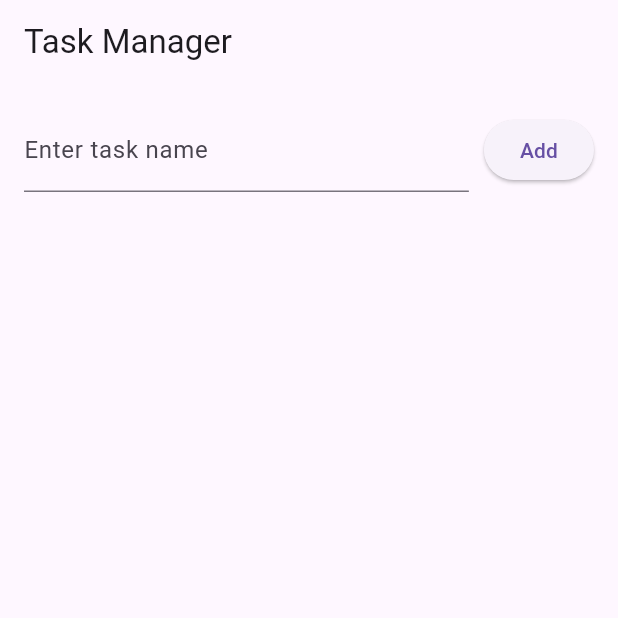
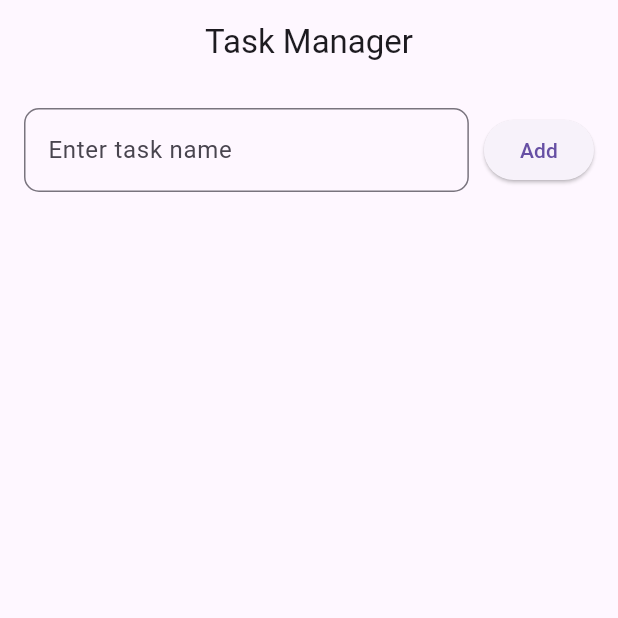
Before and after one commit to frastydragon/Recipe, a Flutter app: the screen it shows after launch, on a phone screen of 412 x 824 dp, the top half of it. Run offline on Flutter 3.47's test engine with Material 3 defaults, Android fonts, the phone set to English and light mode, and no system bars.

Commit message:
adjusted the text boxes and some of the text colors

```diff
--- a/tasklist/lib/main.dart
+++ b/tasklist/lib/main.dart
@@ -8,7 +8,12 @@
   @override
   Widget build(BuildContext context) {
     return MaterialApp(
-      home: TaskListScreen(),
+      theme:ThemeData(
+      primarySwatch: Colors.green,
+      visualDensity: VisualDensity.adaptivePlatformDensity,
+      ),
+      home: const TaskListScreen(),
+
     );
   }
 }
@@ -21,6 +26,8 @@
 }
 
 class TaskListScreen extends StatefulWidget {
+  const TaskListScreen({super.key});
+
   @override
   _TaskListScreenState createState() => _TaskListScreenState();
 }
@@ -55,7 +62,8 @@
   Widget build(BuildContext context) {
     return Scaffold(
       appBar: AppBar(
-        title: Text('Task Manager'),
+        title: const Text('Task Manager'),
+        centerTitle: true,
       ),
       body: Padding(
         padding: const EdgeInsets.all(16.0),
@@ -66,18 +74,18 @@
                 Expanded(
                   child: TextField(
                     controller: taskController,
-                    decoration: InputDecoration(labelText: 'Enter task name'),
+                    decoration: InputDecoration(labelText: 'Enter task name',border:OutlineInputBorder(borderRadius: BorderRadius.circular(10))),
                   ),
                 ),
 
-                SizedBox(width: 10),
+                const SizedBox(width: 10),
 
                 ElevatedButton(
                   onPressed: () {
                     addTask();
 
                   },
-                  child: Text('Add'),
+                  child: const Text('Add'),
                 ),
               ],
             ),
@@ -98,13 +106,18 @@
                     title: Text(
                       task.name,
                       style: TextStyle(
+                          fontSize: 18,
                           decoration: task.isCompleted
-                              ? TextDecoration.lineThrough
-                              : TextDecoration.none),
+                                    ? TextDecoration.lineThrough
+                                    : TextDecoration.none,
+                                color: task.isCompleted
+                                    ? Colors.grey
+                                    : Colors.black,
+                              ),
                     ),
 
                     trailing: IconButton(
-                      icon: Icon(Icons.delete),
+                      icon: const Icon(Icons.delete, color: Colors.red),
                       onPressed: () => removeTask(index),
                     ),
                   );
```
